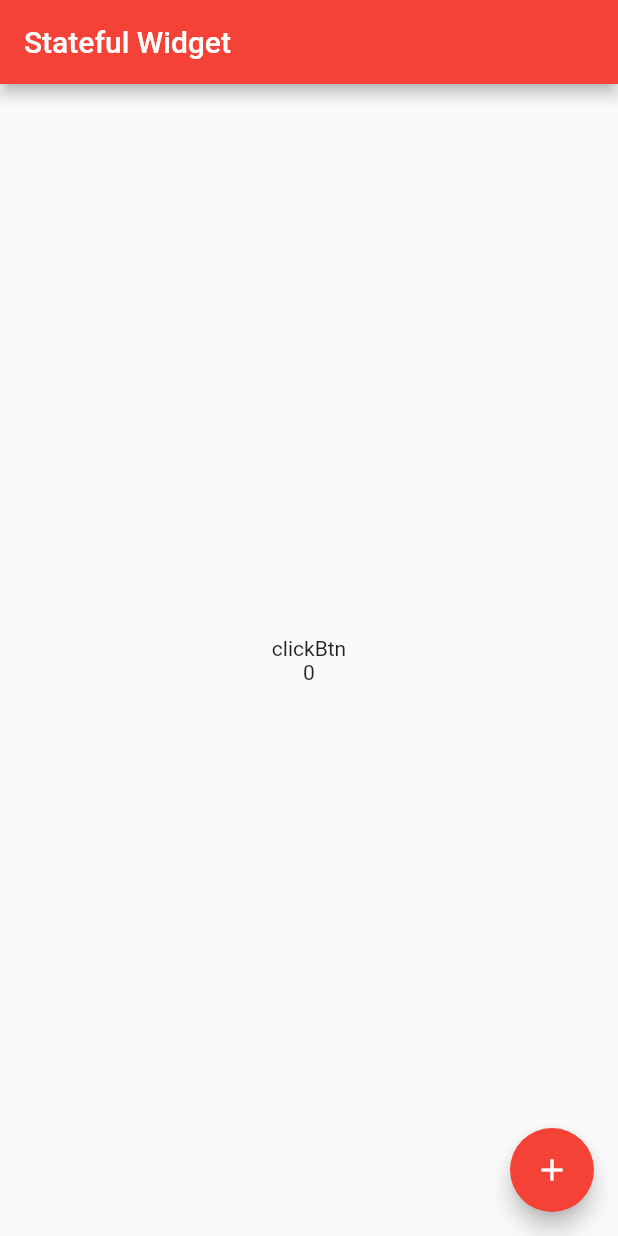
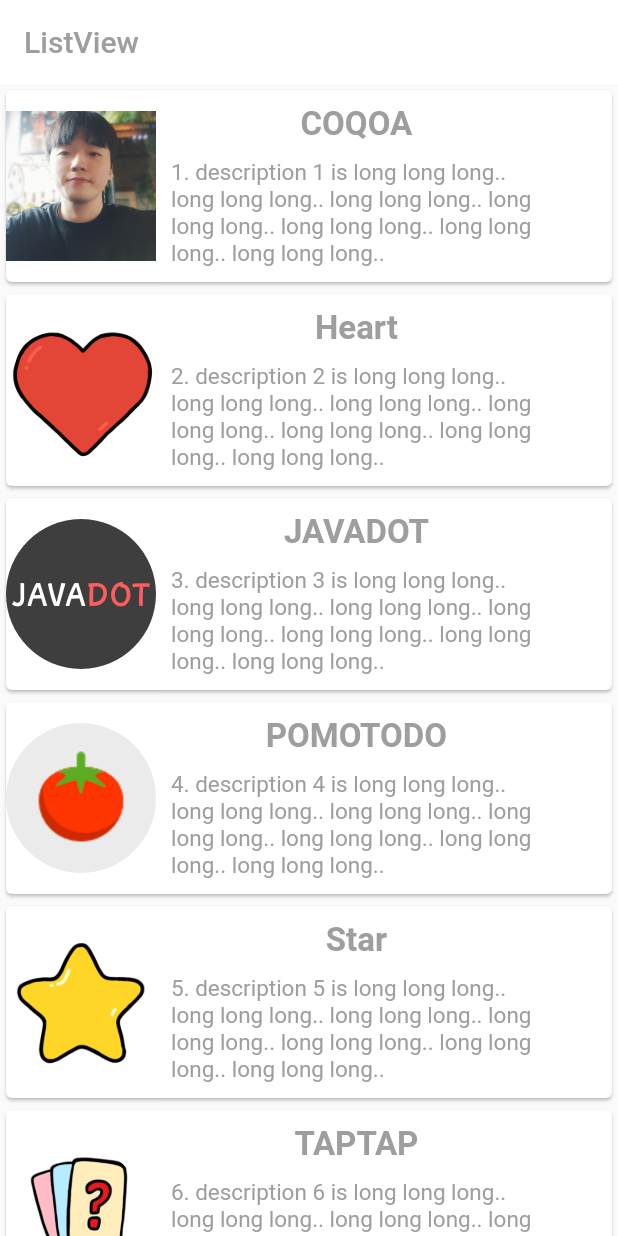
Before and after one commit to coqoa/flutter_codingchef_beginner, a Flutter app: the screen it shows after launch, on a phone screen of 412 x 824 dp. Run offline on Flutter 3.47's test engine with Material 2 defaults, Android fonts, the phone set to English and light mode, and no system bars.

Commit message:
220818 ListView, Dialog

```diff
--- a/lib/main.dart
+++ b/lib/main.dart
@@ -4,37 +4,160 @@ void main() {
   runApp(MyApp());
 }
 
-class MyApp extends StatefulWidget {
-  @override
-  State<MyApp> createState() => MyAppState();
-}
-// MyApp를 상속받는 클래스
-class MyAppState extends State<MyApp> {
-  int count = 0;
+class MyApp extends StatelessWidget {
+  const MyApp({Key? key}) : super(key: key);
+
   @override
   Widget build(BuildContext context) {
-    return MaterialApp(
-      theme: ThemeData(primarySwatch: Colors.red),
-      home: Scaffold(
-        appBar: AppBar(title: Text('Stateful Widget')),
-        body: Center(
+    return const MaterialApp(
+      home: ListViewPage(),
+    );
+  }
+}
+
+class ListViewPage extends StatefulWidget {
+  const ListViewPage({Key? key}) : super(key: key);
+
+  @override
+  State<ListViewPage> createState() => _ListViewPageState();
+}
+
+class _ListViewPageState extends State<ListViewPage> {
+  var titleList = [
+    'COQOA',
+    'Heart',
+    'JAVADOT',
+    'POMOTODO',
+    'Star',
+    'TAPTAP',
+  ];
+  var imageList = [
+    'assets/COQOA.jpeg',
+    'assets/Heart.png',
+    'assets/JAVADOT.png',
+    'assets/POMOTODO.png',
+    'assets/Star.png',
+    'assets/TAPTAP.png',
+  ];
+  var description = [
+    '1. description 1 is long long long.. long long long.. long long long.. long long long.. long long long.. long long long.. long long long..',
+    '2. description 2 is long long long.. long long long.. long long long.. long long long.. long long long.. long long long.. long long long..',
+    '3. description 3 is long long long.. long long long.. long long long.. long long long.. long long long.. long long long.. long long long..',
+    '4. description 4 is long long long.. long long long.. long long long.. long long long.. long long long.. long long long.. long long long..',
+    '5. description 5 is long long long.. long long long.. long long long.. long long long.. long long long.. long long long.. long long long..',
+    '6. description 6 is long long long.. long long long.. long long long.. long long long.. long long long.. long long long.. long long long..',
+  ];
+  void showPopUp(context, title, image, description) {
+    showDialog(
+        context: context,
+        builder: (context) {
+          return Dialog(
+            child: Container(
+              width: MediaQuery.of(context).size.width * 0.7,
+              height: 380,
+              decoration: BoxDecoration(
+                  borderRadius: BorderRadius.circular(10), color: Colors.white),
               child: Column(
-            mainAxisAlignment: MainAxisAlignment.center,
                 children: [
-              Text('clickBtn'),
-              Text('$count')
+                  const SizedBox(
+                    height: 10,
+                  ),
+                  ClipRRect(
+                    borderRadius: BorderRadius.circular(10),
+                    child: Image.asset(image, width: 200, height: 200),
+                  ),
+                  const SizedBox(
+                    height: 10,
+                  ),
+                  Text(
+                    title,
+                    style: const TextStyle(
+                        fontSize: 25,
+                        fontWeight: FontWeight.bold,
+                        color: Colors.grey),
+                  ),
+                  Padding(
+                    padding: EdgeInsets.all(8),
+                    child: Text(
+                      description,
+                      maxLines: 3,
+                      style: TextStyle(fontSize: 15, color: Colors.grey[500]),
+                      textAlign: TextAlign.center,
+                    ),
+                  ),
+                  ElevatedButton.icon(
+                    onPressed: (){
+                      Navigator.pop(context);
+                    },
+                    icon: const Icon(Icons.close),
+                    label: const Text('Close'),
+                    ),
                 ],
               ),
             ),
-        floatingActionButton: FloatingActionButton(
-          child: Icon(Icons.add),
-          onPressed: (){
-            setState(() {
-              count++;
-              print(count);
+          );
         });
+  }
+
+  @override
+  Widget build(BuildContext context) {
+    double width = MediaQuery.of(context).size.width * 0.6;
+    return Scaffold(
+      appBar: AppBar(
+        title: const Text(
+          'ListView',
+          style: TextStyle(color: Colors.grey),
+        ),
+        backgroundColor: Colors.white,
+        elevation: 0.0,
+      ),
+      body: ListView.builder(
+        itemCount: titleList.length,
+        itemBuilder: (context, index) {
+          return GestureDetector(
+            onTap: () {
+              print(titleList[index]);
+              showPopUp(context, titleList[index], imageList[index],
+                  description[index]);
             },
+            child: Card(
+              child: Row(
+                children: [
+                  SizedBox(
+                    width: 100,
+                    height: 100,
+                    child: Image.asset(imageList[index]),
                   ),
+                  Padding(
+                    padding: const EdgeInsets.all(10),
+                    child: Column(
+                      children: [
+                        Text(
+                          titleList[index],
+                          style: const TextStyle(
+                              fontSize: 22,
+                              fontWeight: FontWeight.bold,
+                              color: Colors.grey),
+                        ),
+                        SizedBox(
+                          height: 10,
+                        ),
+                        SizedBox(
+                          width: width,
+                          child: Text(
+                            description[index],
+                            style: TextStyle(
+                                fontSize: 15, color: Colors.grey[500]),
+                          ),
+                        )
+                      ],
+                    ),
+                  ),
+                ],
+              ),
+            ),
+          );
+        },
       ),
     );
   }
```
Lines whose indentation alone changed are shown as unchanged.
